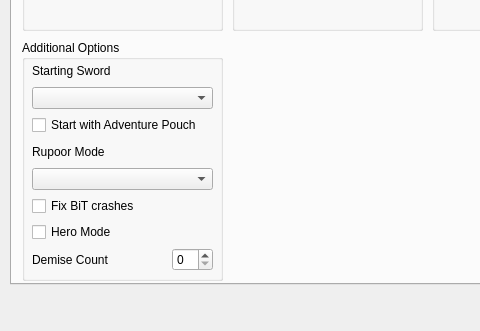
Old version of the form gui/randogui.ui in the repository ssrando/ssrando; both pictures show x 0 to 480 and y 266 to 597 of the 1051 by 734 pixel window.
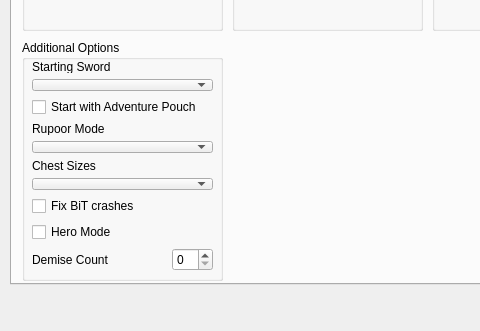
New version of the form. The open tabs and pages were chosen to show the change.

Commit message: added chest sizes to ui

The edit to the form file:
```diff
--- a/gui/randogui.ui
+++ b/gui/randogui.ui
@@ -1224,6 +1224,20 @@
           </item>
          </layout>
         </item>
+        <item>
+         <layout class="QVBoxLayout" name="verticalLayout_17">
+          <item>
+           <widget class="QLabel" name="label_4">
+            <property name="text">
+             <string>Chest Sizes</string>
+            </property>
+           </widget>
+          </item>
+          <item>
+           <widget class="QComboBox" name="option_chest_sizes"/>
+          </item>
+         </layout>
+        </item>
         <item>
          <widget class="QCheckBox" name="option_fix_bit_crashes">
           <property name="text">
```
The commit also changes 2 other files.
